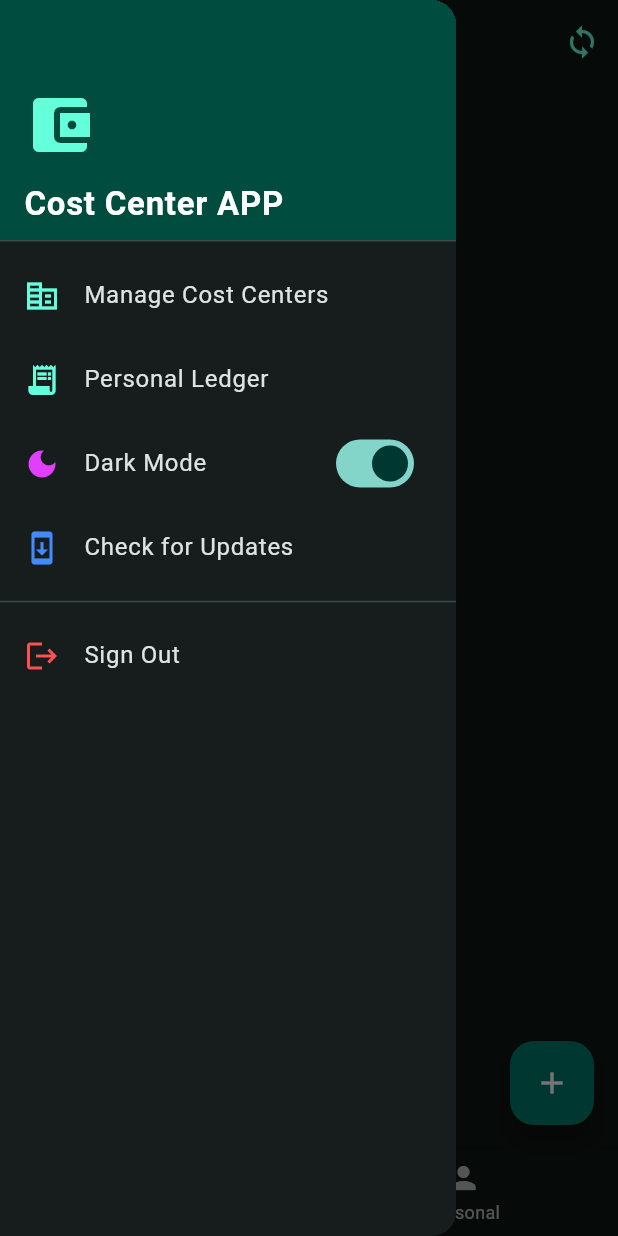
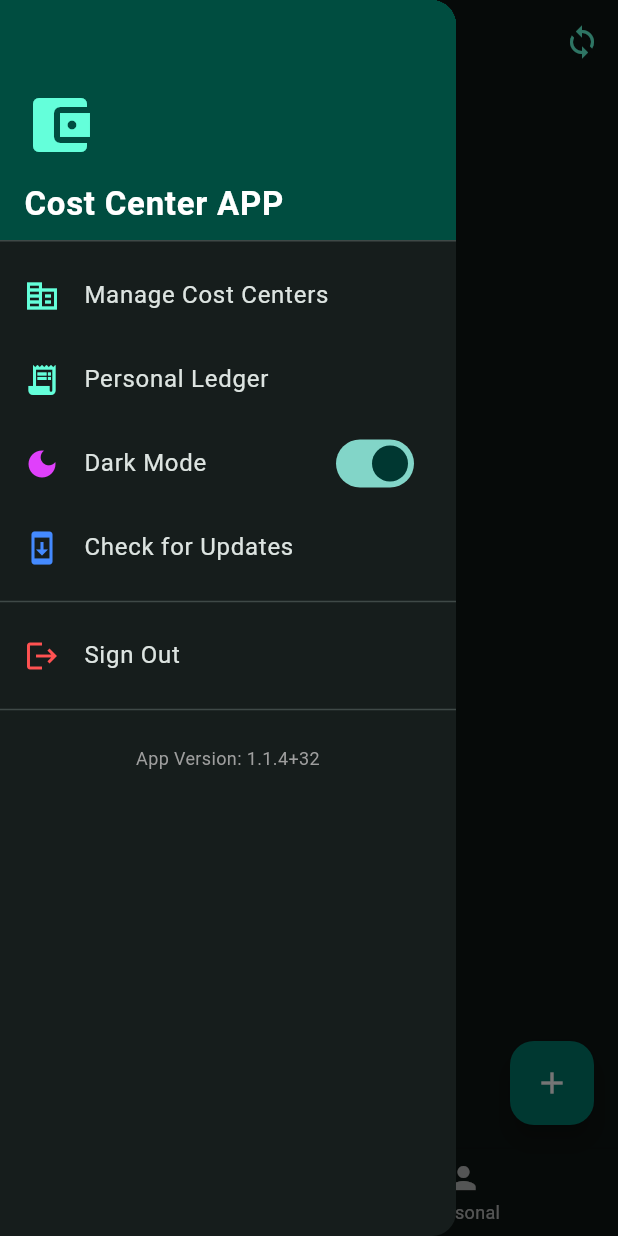
Before and after one commit to hariprasad2626/Budgeted, a Flutter app: the DashboardScreen screen opened directly, with the side drawer open, on a phone screen of 412 x 824 dp. Run offline on Flutter 3.47's test engine with Material 3 defaults, Android fonts, the phone set to English and light mode, and no system bars; our stand-ins replace cloud_firestore, firebase_auth, firebase_core, fl_chart, google_sign_in, shared_preferences; missing offline and left inert: dart:html; accounts and stored records are empty.

Commit message:
chore: Final version force update and Sidebar version label

```diff
--- a/lib/providers/accounting_provider.dart
+++ b/lib/providers/accounting_provider.dart
@@ -37,6 +37,7 @@ class AccountingProvider with ChangeNotifier {
   double _costCenterRealBalance = 0;
   DateTime _lastSync = DateTime.now();
   bool _isSyncing = false;
+  static const String appVersion = '1.1.4+32';
 
   List<CostCenter> get costCenters => _costCenters;
   String? get activeCostCenterId => _activeCostCenterId;
--- a/lib/screens/dashboard_screen.dart
+++ b/lib/screens/dashboard_screen.dart
@@ -595,6 +595,15 @@ class _DashboardScreenState extends State<DashboardScreen> with WidgetsBindingOb
               await AuthService().signOut();
             },
           ),
+          const Divider(),
+          const Padding(
+            padding: EdgeInsets.all(16.0),
+            child: Text(
+              'App Version: ${AccountingProvider.appVersion}',
+              style: TextStyle(color: Colors.grey, fontSize: 12),
+              textAlign: TextAlign.center,
+            ),
+          ),
         ],
       ),
     );
```
